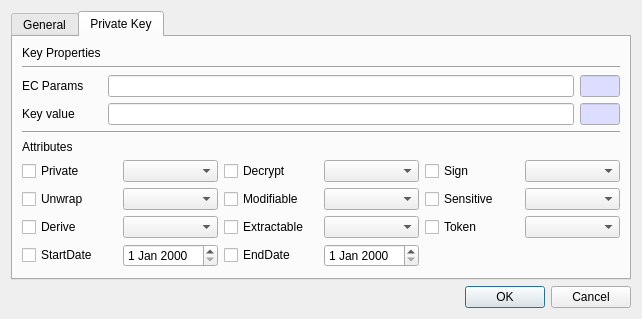
First picture: the form in CryptokiMan/create_ec_pri_key_dlg.ui, repository jykim74/CryptokiMan, before the edit.
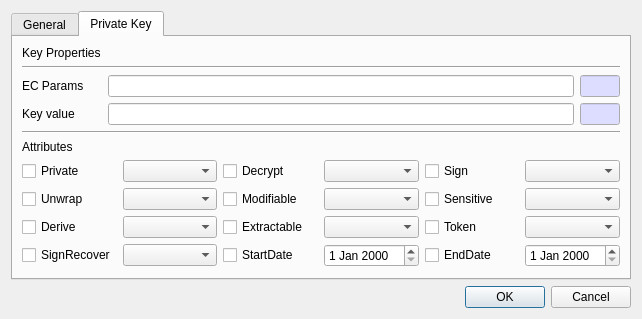
Second picture: the form after the edit. The open tabs and pages were chosen to show the change.

Commit message: Create DSA, EC, RSA public private key support SignRecover and VerifyRecover

```diff
--- a/CryptokiMan/create_ec_pri_key_dlg.ui
+++ b/CryptokiMan/create_ec_pri_key_dlg.ui
@@ -603,17 +603,10 @@
            </property>
           </widget>
          </item>
-         <item row="3" column="0">
-          <widget class="QCheckBox" name="mStartDateCheck">
-           <property name="text">
-            <string>StartDate</string>
-           </property>
-          </widget>
+         <item row="3" column="5">
+          <widget class="QDateEdit" name="mEndDateEdit"/>
          </item>
-         <item row="3" column="1">
-          <widget class="QDateEdit" name="mStartDateEdit"/>
-         </item>
-         <item row="3" column="2">
+         <item row="3" column="4">
           <widget class="QCheckBox" name="mEndDateCheck">
            <property name="text">
             <string>EndDate</string>
@@ -621,7 +614,24 @@
           </widget>
          </item>
          <item row="3" column="3">
-          <widget class="QDateEdit" name="mEndDateEdit"/>
+          <widget class="QDateEdit" name="mStartDateEdit"/>
+         </item>
+         <item row="3" column="2">
+          <widget class="QCheckBox" name="mStartDateCheck">
+           <property name="text">
+            <string>StartDate</string>
+           </property>
+          </widget>
+         </item>
+         <item row="3" column="0">
+          <widget class="QCheckBox" name="mSignRecoverCheck">
+           <property name="text">
+            <string>SignRecover</string>
+           </property>
+          </widget>
+         </item>
+         <item row="3" column="1">
+          <widget class="QComboBox" name="mSignRecoverCombo"/>
          </item>
         </layout>
        </item>
```
Left out of the diff: 6 changed lines with no effect on the pictures. The commit also changes 17 other files.
